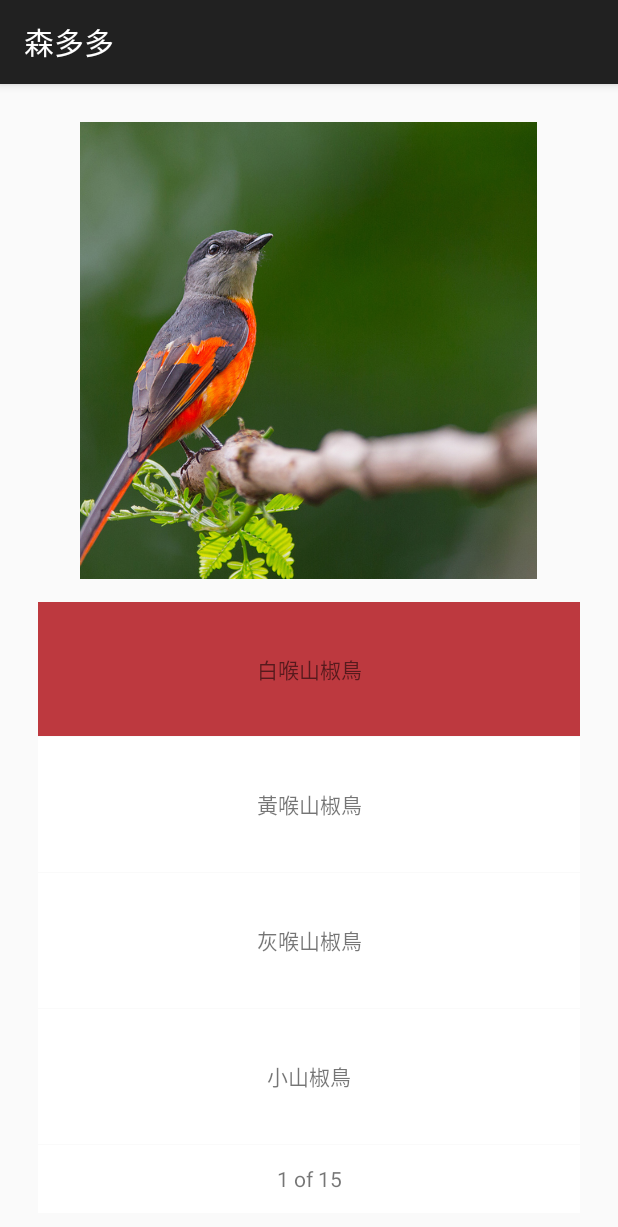
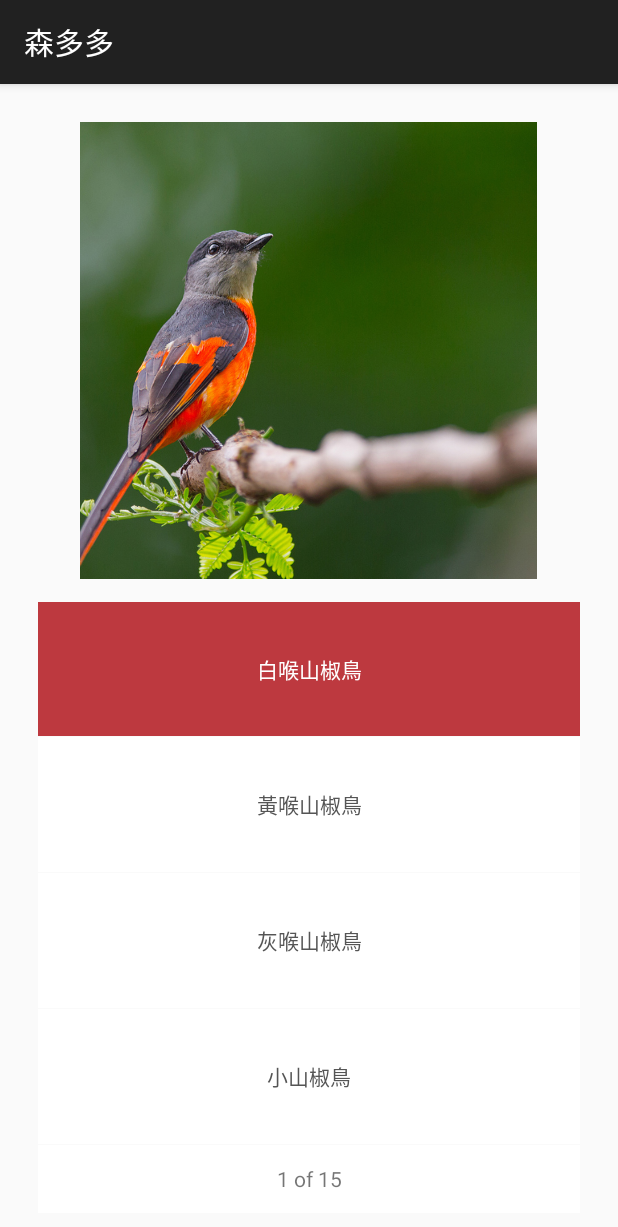
Before and after one commit to k801030/IntroToForest, an Android app: the GameActivity screen opened directly, with no data from a screen before it, after a tap on "白喉山椒鳥", on a phone screen of 412 x 824 dp. Shown: the top 1227 px of the screen. Run offline under Robolectric (Android 15) with nearby library versions, the phone set to English and light mode, and no system bars; libraries missing offline, so code that uses them is left out: com.daimajia.androidanimations; 8 statements that could not run were skipped.

Commit message:
change text color while click

```diff
--- a/app/src/main/java/project/com/introtoforest/view/OptionView.java
+++ b/app/src/main/java/project/com/introtoforest/view/OptionView.java
@@ -1,7 +1,6 @@
 package project.com.introtoforest.view;
 
 import android.content.Context;
-import android.content.res.Resources;
 import android.content.res.TypedArray;
 import android.graphics.Color;
 import android.util.AttributeSet;
@@ -12,8 +11,6 @@ import android.view.ViewGroup;
 import android.widget.LinearLayout;
 import android.widget.TextView;
 
-import com.daimajia.androidanimations.library.Techniques;
-import com.daimajia.androidanimations.library.YoYo;
 
 import java.util.ArrayList;
 import java.util.Observable;
@@ -76,6 +73,7 @@ public class OptionView extends LinearLayout {
     public void resetView() {
         for (int i=0;i< mOptions.size();i++) {
             mOptions.get(i).setBackgroundColor(Color.WHITE);
+            mOptions.get(i).setTextColor(getResources().getColor(R.color.default_text_color));
         }
         setClickable(true);
     }
@@ -105,6 +103,7 @@ public class OptionView extends LinearLayout {
                 }
             };
 
+            setTextColor(getResources().getColor(R.color.default_text_color));
             setGravity(Gravity.CENTER);
 
             LinearLayout.LayoutParams params = new LayoutParams(
@@ -113,7 +112,6 @@ public class OptionView extends LinearLayout {
             params.setMargins(0, 0, 0, margins);
             setClickable(true); // enable click
 
-            setBackground(getResources().getDrawable(R.drawable.abc_list_selector_background_transition_holo_dark));
             setOnClickListener(new OnClickListener() {
                 @Override
                 public void onClick(View view) {
@@ -122,6 +120,8 @@ public class OptionView extends LinearLayout {
                     } else {
                         setBackgroundColor(getResources().getColor(R.color.wrong));
                     }
+
+                    setTextColor(Color.WHITE);
                     onClickObservable.notifyObservers();
                 }
             });
--- a/app/src/main/res/values/color.xml
+++ b/app/src/main/res/values/color.xml
@@ -2,6 +2,7 @@
 <resources>
     <color name="light_gray">#8bdcb6</color>
     <color name="white">#ffffff</color>
+    <color name="default_text_color">#555</color>
 
     <color name="correct">#51ba97</color>
     <color name="wrong">#bd393f</color>
```
